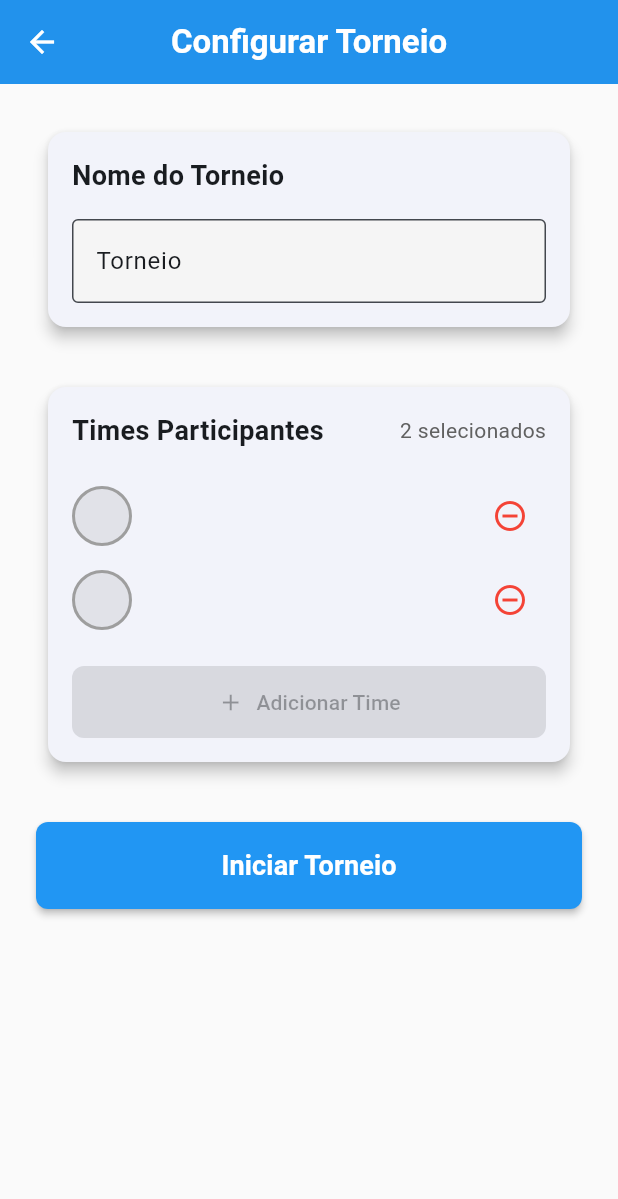
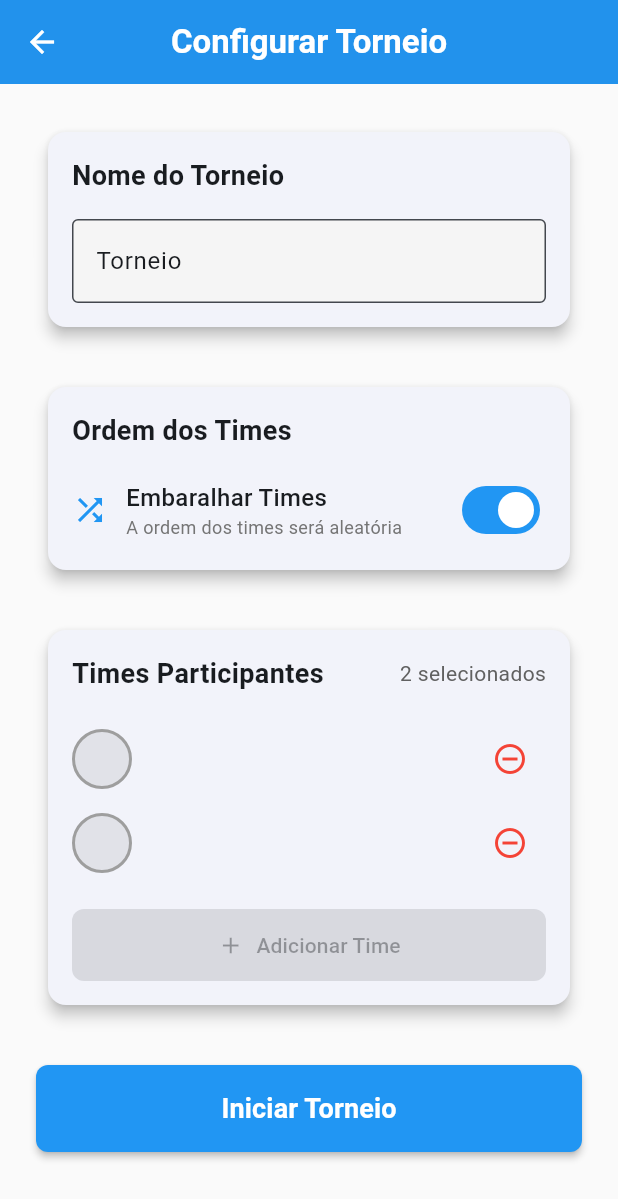
Before and after one commit to MarioHBS/placar_iterativo_app, a Flutter app: the TournamentSetupScreen screen opened directly with empty values, on a phone screen of 412 x 824 dp. Shown: the top 1199 px of the screen. Run offline on Flutter 3.47's test engine with Material 3 defaults, Android fonts, the phone set to English and light mode, and no system bars; our stand-ins replace file_picker, flutter_colorpicker, flutter_modular, google_fonts, hive, hive_flutter and 1 more; accounts and stored records are empty; generated files the repository leaves out were written again.

Commit message:
feat(tournament): add option to disable team shuffling
Add a shuffleTeams parameter to control whether teams should be randomly shuffled when creating a tournament. Includes UI toggle in the setup screen to let users choose between random order or maintaining selection order.

```diff
--- a/lib/models/tournament.dart
+++ b/lib/models/tournament.dart
@@ -63,11 +63,16 @@ class Tournament {
     required String name,
     required GameConfig config,
     required List<Team> teams,
+    bool shuffleTeams = true,
   }) {
-    // Create a shuffled queue of team IDs
+    // Create queue of team IDs
     final teamIds = teams.map((team) => team.id).toList();
     final queueIds = List<String>.from(teamIds);
-    queueIds.shuffle(); // Randomize initial queue order
+
+    if (shuffleTeams) {
+      queueIds.shuffle(); // Randomize initial queue order
+    }
+    // If shuffleTeams is false, maintain the original selection order
 
     return Tournament(
       id: DateTime.now().millisecondsSinceEpoch.toString(),
--- a/lib/providers/tournament_provider.dart
+++ b/lib/providers/tournament_provider.dart
@@ -55,11 +55,13 @@ class TournamentNotifier extends ChangeNotifier {
     required String name,
     required GameConfig config,
     required List<Team> teams,
+    bool shuffleTeams = true,
   }) async {
     final tournament = Tournament.create(
       name: name,
       config: config,
       teams: teams,
+      shuffleTeams: shuffleTeams,
     );
 
     await _tournamentsBox.put(tournament.id, tournament);
--- a/lib/screens/tournament_setup_screen.dart
+++ b/lib/screens/tournament_setup_screen.dart
@@ -31,6 +31,7 @@ class _TournamentSetupScreenState extends State<TournamentSetupScreen> {
   final _tournamentNameController = TextEditingController(text: 'Torneio');
   final List<Team> _selectedTeams = [];
   final List<Team> _availableTeams = [];
+  bool _shuffleTeams = true;
 
   @override
   void initState() {
@@ -80,6 +81,8 @@ class _TournamentSetupScreenState extends State<TournamentSetupScreen> {
         crossAxisAlignment: CrossAxisAlignment.stretch,
         children: [
           _buildTournamentNameField(),
+          const SizedBox(height: 24),
+          _buildShuffleConfigSection(),
           const SizedBox(height: 24),
           _buildTeamsSection(),
           const SizedBox(height: 32),
@@ -138,6 +141,70 @@ class _TournamentSetupScreenState extends State<TournamentSetupScreen> {
                 hintText: 'Ex: Torneio de Verão',
                 border: OutlineInputBorder(),
               ),
+            ),
+          ],
+        ),
+      ),
+    );
+  }
+
+  Widget _buildShuffleConfigSection() {
+    return Card(
+      elevation: 4,
+      child: Padding(
+        padding: const EdgeInsets.all(16),
+        child: Column(
+          crossAxisAlignment: CrossAxisAlignment.start,
+          children: [
+            Text(
+              'Ordem dos Times',
+              style: GoogleFonts.roboto(
+                fontSize: 18,
+                fontWeight: FontWeight.bold,
+              ),
+            ),
+            const SizedBox(height: 16),
+            Row(
+              children: [
+                Icon(
+                  _shuffleTeams ? Icons.shuffle : Icons.format_list_numbered,
+                  color: Theme.of(context).primaryColor,
+                ),
+                const SizedBox(width: 12),
+                Expanded(
+                  child: Column(
+                    crossAxisAlignment: CrossAxisAlignment.start,
+                    children: [
+                      Text(
+                        _shuffleTeams
+                            ? 'Embaralhar Times'
+                            : 'Manter Ordem de Seleção',
+                        style: GoogleFonts.roboto(
+                          fontSize: 16,
+                          fontWeight: FontWeight.w500,
+                        ),
+                      ),
+                      Text(
+                        _shuffleTeams
+                            ? 'A ordem dos times será aleatória'
+                            : 'Os times jogarão na ordem que foram selecionados',
+                        style: GoogleFonts.roboto(
+                          fontSize: 12,
+                          color: Colors.grey.shade600,
+                        ),
+                      ),
+                    ],
+                  ),
+                ),
+                Switch(
+                  value: _shuffleTeams,
+                  onChanged: (value) {
+                    setState(() {
+                      _shuffleTeams = value;
+                    });
+                  },
+                ),
+              ],
             ),
           ],
         ),
@@ -376,6 +443,7 @@ class _TournamentSetupScreenState extends State<TournamentSetupScreen> {
       name: tournamentName,
       config: widget.gameConfig,
       teams: _selectedTeams,
+      shuffleTeams: _shuffleTeams,
     );
 
     if (!mounted) return;
```
